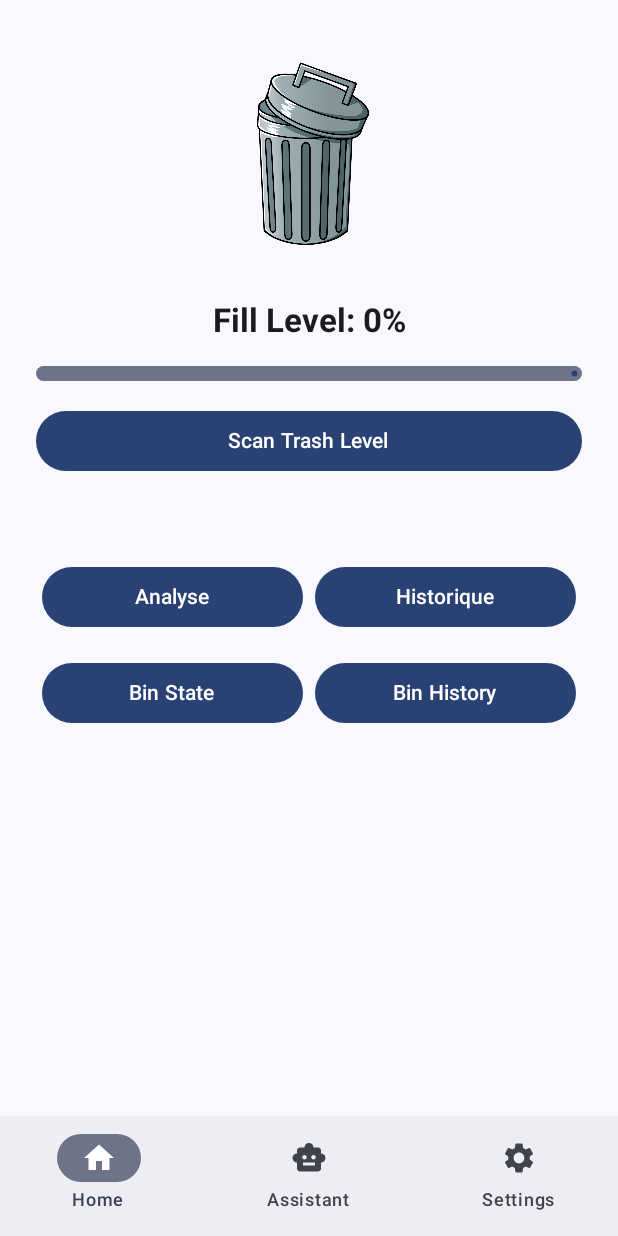
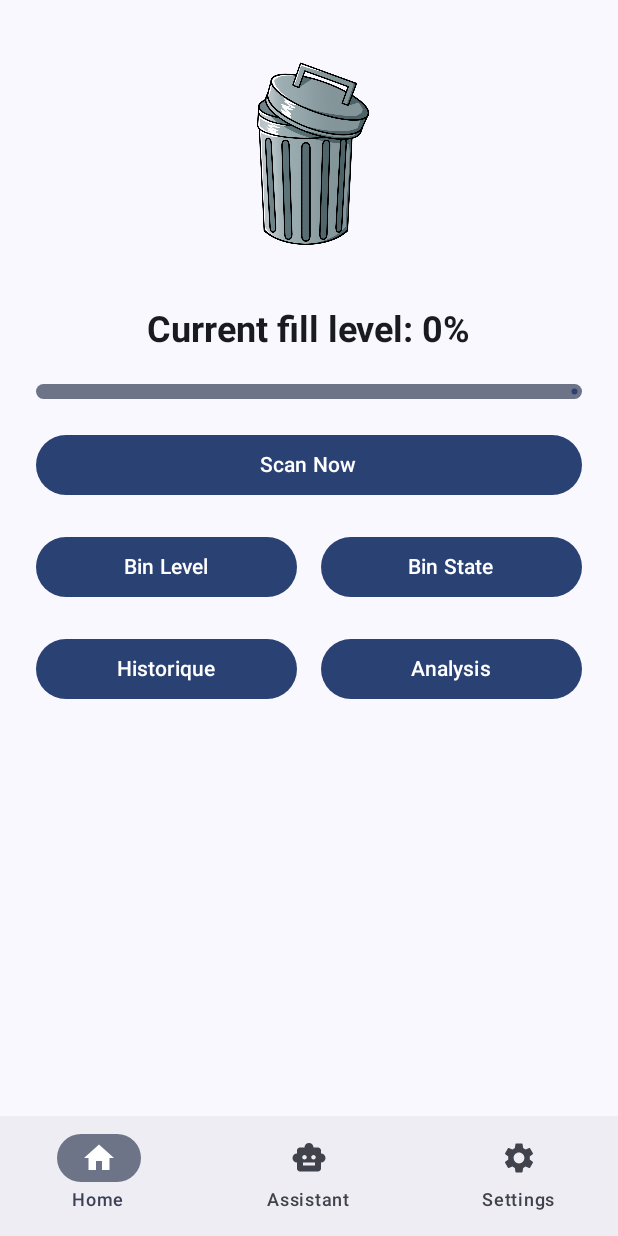
Before and after one commit to ranya230/Binovation, an Android app built with Jetpack Compose: the MainNavigation screen opened through its navigation route, on a phone screen of 412 x 824 dp. Run offline under Robolectric (Android 15) with nearby library versions, the phone set to English and light mode, and no system bars; our stand-ins replace Firebase (no records; nobody signed in at launch, a user with empty details on screens opened directly); libraries missing offline, so code that uses them is left out: org.eclipse.paho; 5 statements that could not run were skipped.

Commit message:
bin state -yes

```diff
--- a/app/src/main/java/fr/isen/amara/isensmartcompanion/MainActivity.kt
+++ b/app/src/main/java/fr/isen/amara/isensmartcompanion/MainActivity.kt
@@ -18,6 +18,8 @@ class MainActivity : ComponentActivity() {
     override fun onCreate(savedInstanceState: Bundle?) {
         super.onCreate(savedInstanceState)
         setContent {
+            RequestNotificationPermission()
+
             ISENSmartCompanionTheme {
                 val navController = rememberNavController()
                 AuthNavigation(navController)
--- a/app/src/main/java/fr/isen/amara/isensmartcompanion/MainNavigation.kt
+++ b/app/src/main/java/fr/isen/amara/isensmartcompanion/MainNavigation.kt
@@ -46,9 +46,12 @@ fun MainNavigation() {
             startDestination = "home",
             modifier = Modifier.padding(innerPadding)
         ) {
-            composable("home") { TrashStatusScreen() }
+            composable("home") { TrashStatusScreen(navController) }
             composable("assistant") { AssistantScreen() }
             composable("settings") { SettingsScreen() }
+
+            // ✅ Ajout de la route "binState"
+            composable("binState") { BinStateScreen() }
         }
     }
 }
--- a/app/src/main/java/fr/isen/amara/isensmartcompanion/screens/MainAppScreen.kt
+++ b/app/src/main/java/fr/isen/amara/isensmartcompanion/screens/MainAppScreen.kt
@@ -9,7 +9,6 @@ import androidx.compose.material3.*
 import androidx.compose.runtime.*
 import androidx.compose.ui.Modifier
 import androidx.navigation.compose.*
-import fr.isen.amara.isensmartcompanion.screens.*
 
 @Composable
 fun MainAppScreen() {
@@ -28,7 +27,7 @@ fun MainAppScreen() {
                                 "settings" -> Icon(Icons.Default.Settings, contentDescription = null)
                             }
                         },
-                        label = { Text(screen.capitalize()) },
+                        label = { Text(screen.replaceFirstChar { it.uppercaseChar() }) },
                         selected = navController.currentBackStackEntryAsState().value?.destination?.route == screen,
                         onClick = {
                             navController.navigate(screen) {
@@ -47,7 +46,8 @@ fun MainAppScreen() {
             startDestination = "home",
             modifier = Modifier.padding(innerPadding)
         ) {
-            composable("home") { TrashStatusScreen() }
+            // ✅ Correction ici : on passe navController à TrashStatusScreen
+            composable("home") { TrashStatusScreen(navController) }
             composable("assistant") { AssistantScreen() }
             composable("settings") { SettingsScreen() }
         }
--- /dev/null
+++ b/app/src/main/java/fr/isen/amara/isensmartcompanion/screens/PermissionUtils.kt
@@ -0,0 +1,27 @@
+package fr.isen.amara.isensmartcompanion.screens
+
+import android.Manifest
+import android.os.Build
+import androidx.activity.compose.rememberLauncherForActivityResult
+import androidx.activity.result.contract.ActivityResultContracts
+import androidx.compose.runtime.Composable
+import androidx.compose.runtime.LaunchedEffect
+
+/**
+ * Composable qui demande la permission POST_NOTIFICATIONS (Android 13+)
+ */
+@Composable
+fun RequestNotificationPermission() {
+    // Lanceur pour demander la permission
+    val requestPermissionLauncher = rememberLauncherForActivityResult(
+        contract = ActivityResultContracts.RequestPermission(),
+        onResult = { /* permission accordée ou refusée, ici on ne fait rien de spécial */ }
+    )
+
+    // Demande la permission uniquement si API >= 33
+    LaunchedEffect(Unit) {
+        if (Build.VERSION.SDK_INT >= Build.VERSION_CODES.TIRAMISU) {
+            requestPermissionLauncher.launch(Manifest.permission.POST_NOTIFICATIONS)
+        }
+    }
+}
--- a/app/src/main/java/fr/isen/amara/isensmartcompanion/screens/TrashStatusScreen.kt
+++ b/app/src/main/java/fr/isen/amara/isensmartcompanion/screens/TrashStatusScreen.kt
@@ -1,46 +1,85 @@
 package fr.isen.amara.isensmartcompanion.screens
 
+import android.content.Context
+import androidx.compose.runtime.*
+import androidx.compose.ui.platform.LocalContext
+import androidx.compose.material3.*
+import androidx.compose.foundation.layout.*
 import androidx.compose.foundation.Image
-import androidx.compose.foundation.background
-import androidx.compose.foundation.layout.*
-import androidx.compose.material3.*
-import androidx.compose.runtime.*
 import androidx.compose.ui.Alignment
 import androidx.compose.ui.Modifier
-import androidx.compose.ui.graphics.Color
+import androidx.compose.ui.unit.dp
 import androidx.compose.ui.res.painterResource
 import androidx.compose.ui.text.font.FontWeight
-import androidx.compose.ui.unit.dp
 import androidx.compose.ui.unit.sp
-import fr.isen.amara.isensmartcompanion.R
 import kotlinx.coroutines.Dispatchers
 import kotlinx.coroutines.launch
-import org.eclipse.paho.client.mqttv3.*
 import org.json.JSONObject
+import androidx.navigation.NavController
+import fr.isen.amara.isensmartcompanion.R
 
+/**
+ * Enregistre la distance maximale dans les préférences
+ */
+fun saveMaxDistance(context: Context, value: Float) {
+    val prefs = context.getSharedPreferences("settings", Context.MODE_PRIVATE)
+    prefs.edit().putFloat("max_distance", value).apply()
+}
+
+/**
+ * Récupère la distance maximale enregistrée
+ */
+fun getMaxDistance(context: Context): Float {
+    val prefs = context.getSharedPreferences("settings", Context.MODE_PRIVATE)
+    return prefs.getFloat("max_distance", 30f)
+}
+
+/**
+ * Écran principal affichant l'état de remplissage et les boutons de navigation
+ */
 @Composable
-fun TrashStatusScreen() {
+fun TrashStatusScreen(navController: NavController) {
+    val context = LocalContext.current
     val mqttClient = remember { MqttClientHelper() }
     val coroutineScope = rememberCoroutineScope()
+
     var distance by remember { mutableStateOf(30f) }
-    val fillPercentage = ((30f - distance) / 30f * 100f).coerceIn(0f, 100f)
+    var maxDistance by remember { mutableStateOf(getMaxDistance(context)) }
 
+    val fillPercentage = ((maxDistance - distance) / maxDistance * 100f).coerceIn(0f, 100f)
+    var notificationSent by remember { mutableStateOf(false) }
+
+    // Connexion MQTT
     LaunchedEffect(Unit) {
-        mqttClient.connectAndSubscribe("smartbin/status") { message ->
+        mqttClient.connectAndSubscribe("Distance") { message ->
             try {
                 val json = JSONObject(message)
                 val newDistance = json.getDouble("distance").toFloat()
                 distance = newDistance
-            } catch (_: Exception) {}
+            } catch (e: Exception) {
+                e.printStackTrace()
+            }
         }
     }
 
+    // Notification une fois si dépassement
+    LaunchedEffect(fillPercentage) {
+        if (fillPercentage >= 95 && !notificationSent) {
+            showFullNotification(context)
+            notificationSent = true
+        }
+        if (fillPercentage < 90) {
+            notificationSent = false
+        }
+    }
+
+    // Interface
     Column(
         modifier = Modifier
             .fillMaxSize()
             .padding(24.dp),
         horizontalAlignment = Alignment.CenterHorizontally,
-        verticalArrangement = Arrangement.spacedBy(16.dp)
+        verticalArrangement = Arrangement.spacedBy(20.dp)
     ) {
         Image(
             painter = painterResource(id = R.drawable.poubelle),
@@ -49,8 +88,8 @@ fun TrashStatusScreen() {
         )
 
         Text(
-            text = "Fill Level: ${fillPercentage.toInt()}%",
-            style = MaterialTheme.typography.titleLarge.copy(fontWeight = FontWeight.Bold)
+            text = "Current fill level: ${fillPercentage.toInt()}%",
+            style = MaterialTheme.typography.headlineSmall.copy(fontWeight = FontWeight.Bold)
         )
 
         LinearProgressIndicator(
@@ -69,33 +108,34 @@ fun TrashStatusScreen() {
             },
             modifier = Modifier.fillMaxWidth()
         ) {
-            Text("Scan Trash Level")
-        }
-
-        Spacer(modifier = Modifier.height(24.dp))
-
-        Row(
-            horizontalArrangement = Arrangement.SpaceEvenly,
-            modifier = Modifier.fillMaxWidth()
-        ) {
-            MenuButton("Analyse", Modifier.weight(1f).padding(horizontal = 4.dp))
-            MenuButton("Historique", Modifier.weight(1f).padding(horizontal = 4.dp))
+            Text("Scan Now")
         }
 
         Row(
-            horizontalArrangement = Arrangement.SpaceEvenly,
+            horizontalArrangement = Arrangement.spacedBy(16.dp),
             modifier = Modifier.fillMaxWidth()
         ) {
-            MenuButton("Bin State", Modifier.weight(1f).padding(horizontal = 4.dp))
-            MenuButton("Bin History", Modifier.weight(1f).padding(horizontal = 4.dp))
+            MenuButton("Bin Level", Modifier.weight(1f)) { /* déjà sur cet écran */ }
+            MenuButton("Bin State", Modifier.weight(1f)) { navController.navigate("binState") }
+        }
+
+        Row(
+            horizontalArrangement = Arrangement.spacedBy(16.dp),
+            modifier = Modifier.fillMaxWidth()
+        ) {
+            MenuButton("Historique", Modifier.weight(1f)) { navController.navigate("history") }
+            MenuButton("Analysis", Modifier.weight(1f)) { navController.navigate("analysis") }
         }
     }
 }
 
+/**
+ * Bouton de navigation réutilisable
+ */
 @Composable
-fun MenuButton(title: String, modifier: Modifier = Modifier) {
+fun MenuButton(title: String, modifier: Modifier = Modifier, onClick: () -> Unit) {
     Button(
-        onClick = { /* Navigation à ajouter */ },
+        onClick = onClick,
         modifier = modifier
     ) {
         Text(title)
```
Also changed, not shown: app/src/main/java/fr/isen/amara/isensmartcompanion/screens/AnalysisScreen.kt (added, +95 -0 lines), app/src/main/java/fr/isen/amara/isensmartcompanion/screens/BinStateScreen.kt (added, +146 -0 lines), app/src/main/java/fr/isen/amara/isensmartcompanion/screens/NotificationUtils.kt (added, +43 -0 lines), app/src/main/res/drawable/ic_notification.png (added).
